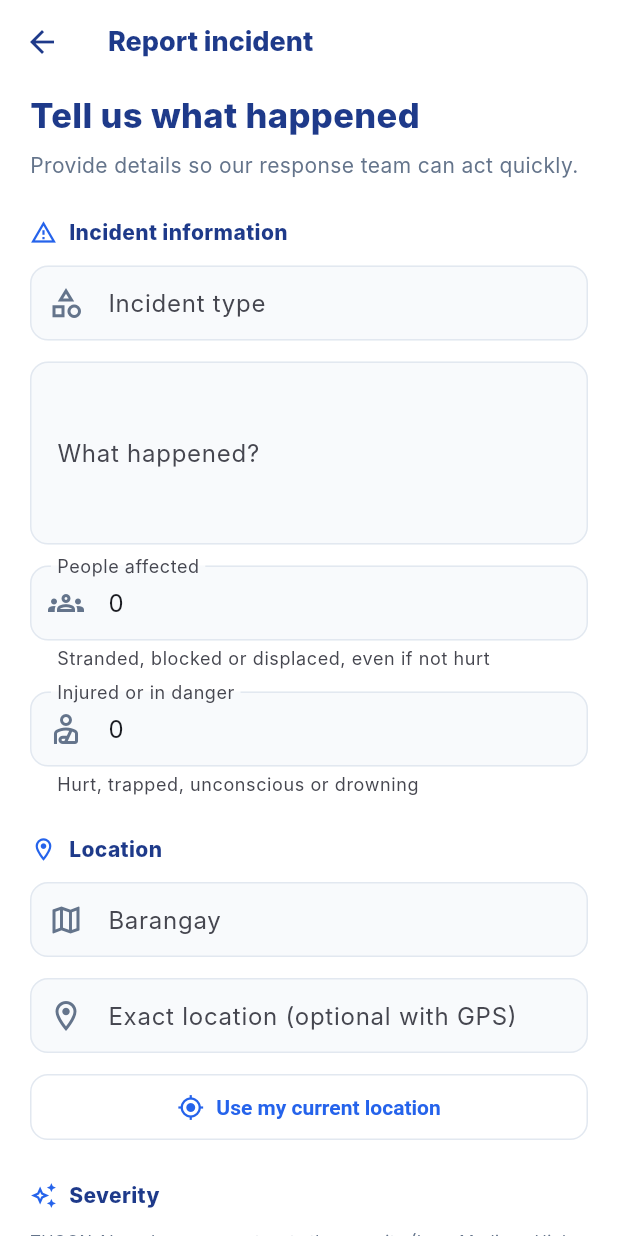
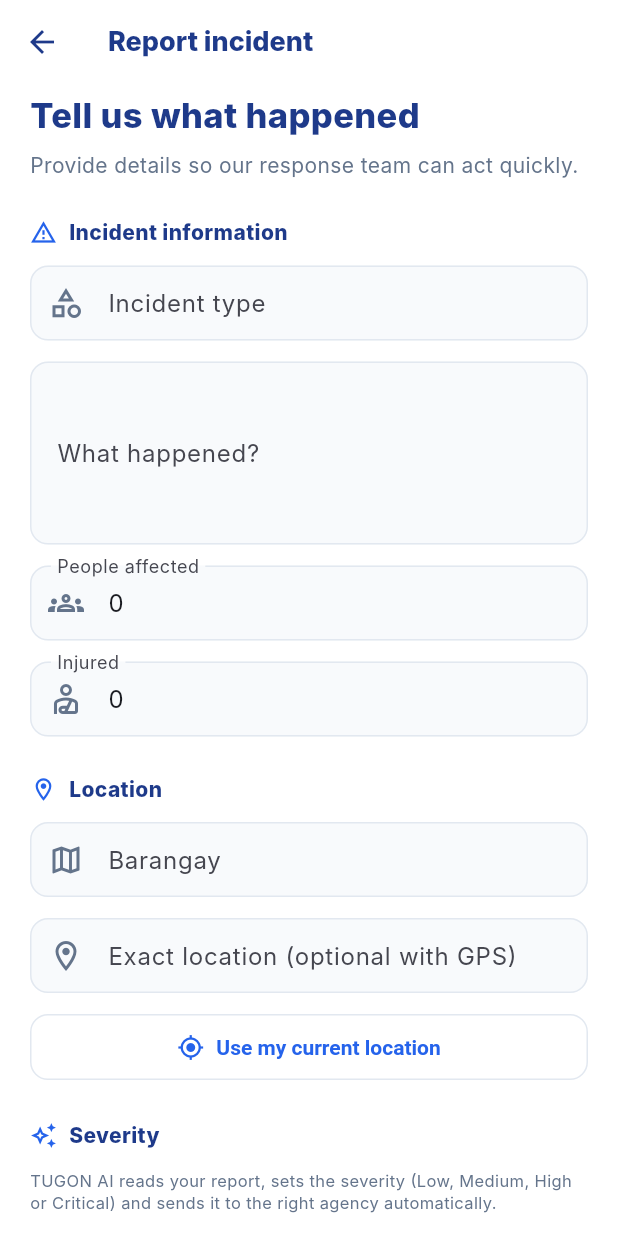
Before and after one commit to jerricflores1004-dot/unofficial-tugon, a Flutter app: the ReportScreen screen opened by its route, on a phone screen of 412 x 824 dp. Run offline on Flutter 3.47's test engine with Material 3 defaults, Android fonts, the phone set to English and light mode, and no system bars; our stand-ins replace dio, firebase_core, firebase_messaging, flutter_dotenv, flutter_riverpod, geolocator and 4 more; accounts and stored records are empty; network calls fail; Roboto replaces fonts that are missing (Inter).

Commit message:
App: short labels "People affected" and "Injured" on the report form
Co-Authored-By: Claude Opus 5.5 <noreply@anthropic.com>

```diff
--- a/mobile/lib/main.dart
+++ b/mobile/lib/main.dart
@@ -1086,7 +1086,6 @@ class _ReportScreenState extends ConsumerState<ReportScreen> {
                       keyboardType: TextInputType.number,
                       decoration: const InputDecoration(
                           labelText: 'People affected',
-                          helperText: 'Stranded, blocked or displaced, even if not hurt',
                           hintText: '0',
                           prefixIcon: Icon(Icons.groups_outlined))),
                   const SizedBox(height: 14),
@@ -1094,8 +1093,7 @@ class _ReportScreenState extends ConsumerState<ReportScreen> {
                       controller: injuredPeople,
                       keyboardType: TextInputType.number,
                       decoration: const InputDecoration(
-                          labelText: 'Injured or in danger',
-                          helperText: 'Hurt, trapped, unconscious or drowning',
+                          labelText: 'Injured',
                           hintText: '0',
                           prefixIcon: Icon(Icons.personal_injury_outlined))),
                   const SizedBox(height: 25),
```
